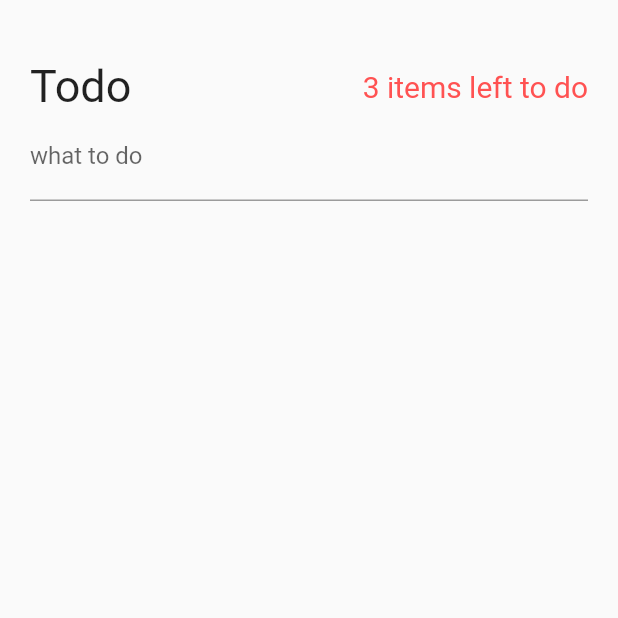
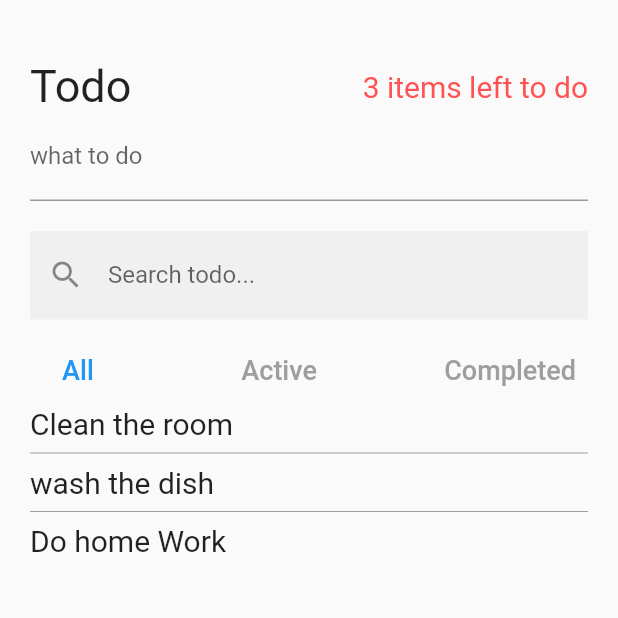
Before and after one commit to Thabiso3/Todo_Cubit, a Flutter app: the screen it shows after launch, on a phone screen of 412 x 824 dp, the top half of it. Run offline on Flutter 3.47's test engine with Material 2 defaults, Android fonts, the phone set to English and light mode, and no system bars; our stand-ins replace bloc, equatable, flutter_bloc.

Commit message:
show_todos code session

```diff
--- a/todo_cubit/lib/cubits/filtered_todos/filtered_todos_cubit.dart
+++ b/todo_cubit/lib/cubits/filtered_todos/filtered_todos_cubit.dart
@@ -16,14 +16,17 @@ class FilteredTodosCubit extends Cubit<FilteredTodosState> {
   late StreamSubscription todoSearchSubscription;
   late StreamSubscription todoListSubscription;
 
+  final List<Todo> initialTodos;
+
   final TodoFilterCubit todoFilterCubit;
   final TodoSearchCubit todoSearchCubit;
   final TodoListCubit todoListCubit;
   FilteredTodosCubit({
+    required this.initialTodos,
     required this.todoFilterCubit,
     required this.todoSearchCubit,
     required this.todoListCubit,
-  }) : super(FilteredTodosState.initial()) {
+  }) : super(FilteredTodosState(filteredTodos: initialTodos)) {
     todoFilterSubscription =
         todoFilterCubit.stream.listen((TodoFilterState todoFilterState) {
       setFilteredTodos();
--- a/todo_cubit/lib/main.dart
+++ b/todo_cubit/lib/main.dart
@@ -26,6 +26,7 @@ class MyApp extends StatelessWidget {
         ),
         BlocProvider<FilteredTodosCubit>(
           create: (context) => FilteredTodosCubit(
+            initialTodos: context.read<TodoListCubit>().state.todos,
             todoFilterCubit: BlocProvider.of<TodoFilterCubit>(context),
             todoSearchCubit: BlocProvider.of<TodoSearchCubit>(context),
             todoListCubit: BlocProvider.of<TodoListCubit>(context),
--- a/todo_cubit/lib/pages/todos_page/search_and_filter_todo.dart
+++ b/todo_cubit/lib/pages/todos_page/search_and_filter_todo.dart
@@ -0,0 +1,62 @@
+// this contains logic handling filter and search term
+// and what to show in the todo list
+
+import 'package:flutter/material.dart';
+import 'package:flutter_bloc/flutter_bloc.dart';
+import 'package:todo_cubit/cubits/cubits.dart';
+import 'package:todo_cubit/models/todomodel.dart';
+
+class SearchAndFilterTodo extends StatelessWidget {
+  const SearchAndFilterTodo({Key? key}) : super(key: key);
+
+  @override
+  Widget build(BuildContext context) {
+    return Column(
+      children: [
+        TextField(
+            decoration: InputDecoration(
+              labelText: ' Search todo...',
+              border: InputBorder.none,
+              filled: true,
+              prefixIcon: Icon(Icons.search),
+            ),
+            onChanged: (String? newSearchTerm) {
+              if (newSearchTerm != null) {
+                context.read<TodoSearchCubit>().setSearchTerm(newSearchTerm);
+              }
+              ;
+            }),
+        SizedBox(height: 10.0),
+        Row(
+          mainAxisAlignment: MainAxisAlignment.spaceBetween,
+          children: [
+            filterButton(context, Filter.all),
+            filterButton(context, Filter.active),
+            filterButton(context, Filter.completed)
+          ],
+        )
+      ],
+    );
+  }
+
+  Widget filterButton(BuildContext context, Filter filter) {
+    return TextButton(
+      onPressed: () {
+        context.read<TodoFilterCubit>().changeFilter(filter);
+      },
+      child: Text(
+        filter == Filter.all
+            ? 'All'
+            : filter == Filter.active
+                ? 'Active'
+                : 'Completed',
+        style: TextStyle(fontSize: 18.0, color: textColor(context, filter)),
+      ),
+    );
+  }
+
+  Color textColor(BuildContext context, Filter filter) {
+    final currentFilter = context.watch<TodoFilterCubit>().state.filter;
+    return currentFilter == filter ? Colors.blue : Colors.grey;
+  }
+}
--- /dev/null
+++ b/todo_cubit/lib/pages/todos_page/show_todos.dart
@@ -0,0 +1,46 @@
+import 'package:flutter/material.dart';
+import 'package:flutter_bloc/flutter_bloc.dart';
+
+import 'package:todo_cubit/cubits/cubits.dart';
+
+class ShowTodos extends StatelessWidget {
+  const ShowTodos({Key? key}) : super(key: key);
+
+  @override
+  Widget build(BuildContext context) {
+    final todos = context.watch<FilteredTodosCubit>().state.filteredTodos;
+    return ListView.separated(
+      primary: false,
+      shrinkWrap: true,
+      itemCount: todos.length,
+      separatorBuilder: (BuildContext context, int index) {
+        return Divider(color: Colors.grey);
+      },
+      itemBuilder: (BuildContext context, int index) {
+        return Dismissible(
+          key: ValueKey(todos[index].id),
+          background: ShowBackground(0),
+          secondaryBackground: ShowBackground(1),
+          child: Text(
+            todos[index].desc,
+            style: TextStyle(fontSize: 20.0),
+          ),
+        );
+      },
+    );
+  }
+
+  Widget ShowBackground(int direction) {
+    return Container(
+        margin: const EdgeInsets.all(4.0),
+        padding: const EdgeInsets.symmetric(horizontal: 10.0),
+        color: Colors.red,
+        alignment:
+            direction == 0 ? Alignment.centerLeft : Alignment.centerRight,
+        child: Icon(
+          Icons.delete,
+          size: 30.0,
+          color: Colors.white,
+        ));
+  }
+}
--- a/todo_cubit/lib/pages/todos_page/todos_page.dart
+++ b/todo_cubit/lib/pages/todos_page/todos_page.dart
@@ -2,6 +2,8 @@ import 'package:flutter/material.dart';
 import 'package:flutter_bloc/flutter_bloc.dart';
 import 'package:todo_cubit/cubits/cubits.dart';
 import 'package:todo_cubit/pages/todos_page/create_todo.dart';
+import 'package:todo_cubit/pages/todos_page/search_and_filter_todo.dart';
+import 'package:todo_cubit/pages/todos_page/show_todos.dart';
 
 import 'todo_header.dart';
 
@@ -22,6 +24,9 @@ class TodosPage extends StatelessWidget {
               children: [
                 TodoHeader(),
                 CreateTodo(),
+                SizedBox(height: 20),
+                SearchAndFilterTodo(),
+                ShowTodos(),
               ],
             ),
           ),
```
